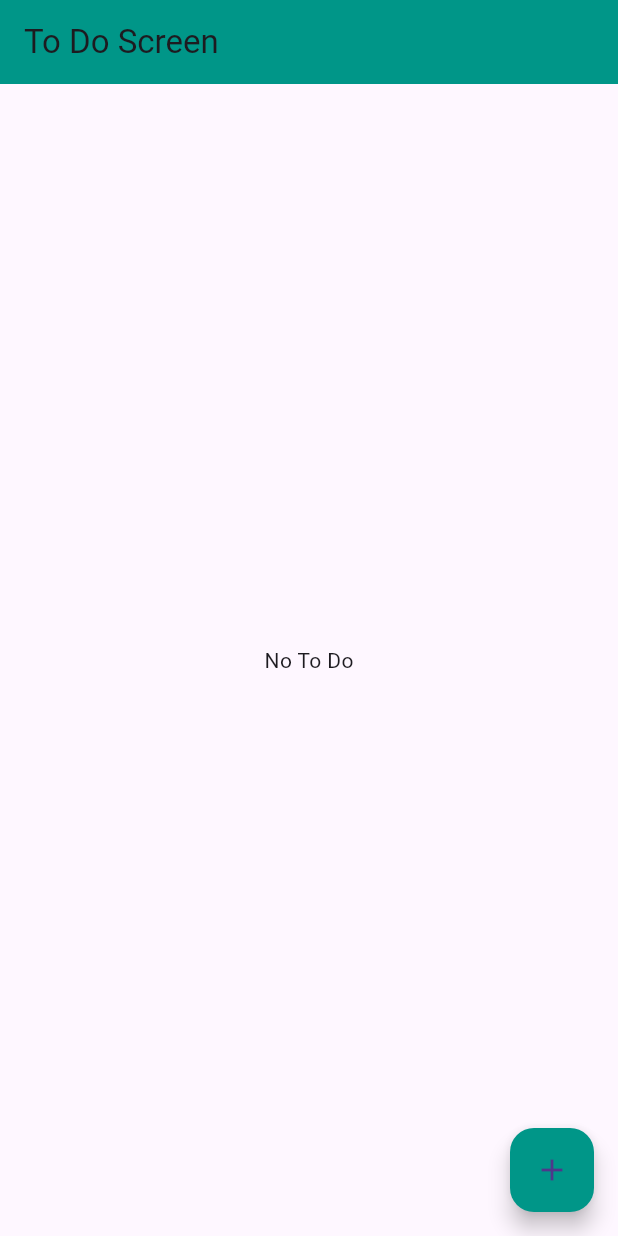
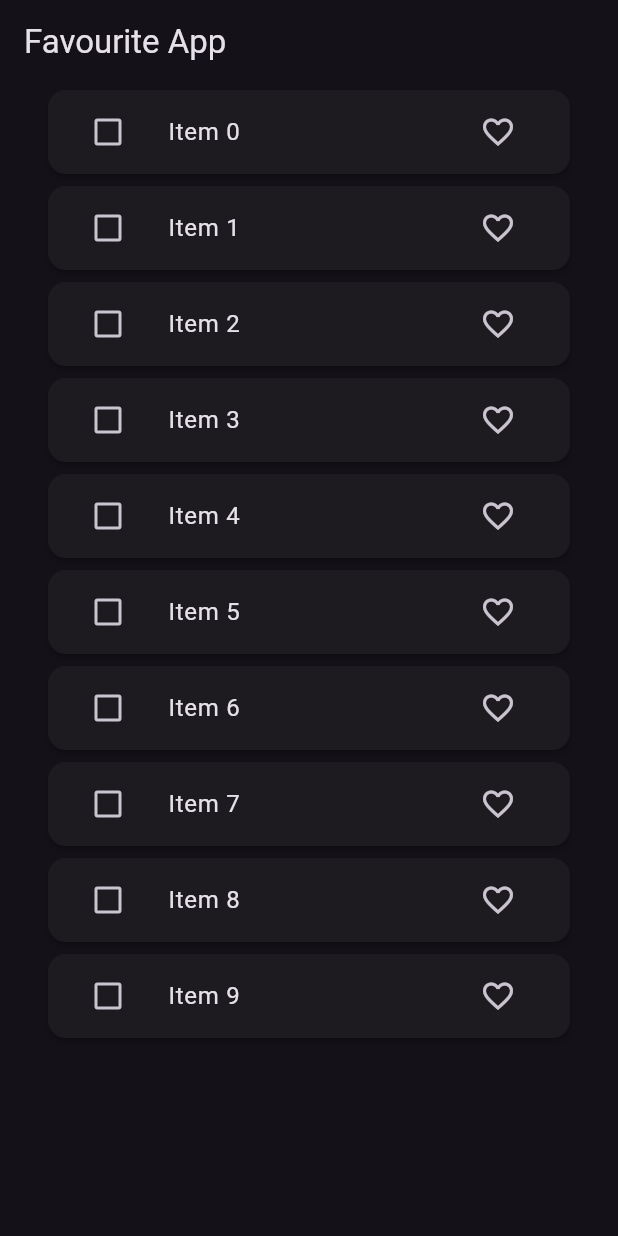
Before and after one commit to anees-dahot/bloc_tutorials, a Flutter app: the screen it shows after launch, on a phone screen of 412 x 824 dp. Run offline on Flutter 3.47's test engine with Material 3 defaults, Android fonts, the phone set to English and light mode, and no system bars; our stand-ins replace bloc, connectivity_plus, equatable, flutter_bloc, image_picker, permission_handler.

Commit message:
favourite app

```diff
--- /dev/null
+++ b/lib/favourite app/bloc/favourite_bloc.dart
@@ -0,0 +1,76 @@
+// ignore_for_file: public_member_api_docs, sort_constructors_first
+import 'dart:async';
+
+import 'package:bloc/bloc.dart';
+import 'package:equatable/equatable.dart';
+
+import 'package:bloc_practice/favourite%20app/model/favourite_items.dart';
+import 'package:bloc_practice/favourite%20app/repository/favourite_repository.dart';
+part 'favourite_event.dart';
+part 'favourite_state.dart';
+
+class FavouriteBloc extends Bloc<FavouriteEvent, FavouriteState> {
+  FavouriteRepository favouriteRepository;
+  List<FavouriteItemsModel> favouriteItems = [];
+  List<FavouriteItemsModel> temFavouriteItems = [];
+  FavouriteBloc(
+    this.favouriteRepository,
+  ) : super(FavouriteInitial()) {
+    on<FavouriteInitialEvent>(favouriteInitialEvent);
+    on<MakeItemFavourite>(makeItemFavourite);
+    on<SelectItem>(selectItem);
+    on<UnSelectItem>(unSelectItem);
+    on<DeleteItem>(deleteItem);
+  }
+
+  FutureOr<void> favouriteInitialEvent(
+      FavouriteInitialEvent event, Emitter<FavouriteState> emit) async {
+    emit(LoadingState());
+    await Future.delayed(const Duration(seconds: 2));
+    favouriteItems = await favouriteRepository.getItems();
+    emit(DataLoadedState(items: favouriteItems));
+  }
+
+  FutureOr<void> makeItemFavourite(
+      MakeItemFavourite event, Emitter<FavouriteState> emit) {
+    event.itemsModel.isFavourite = !event.itemsModel.isFavourite;
+    int index = favouriteItems.indexWhere((element) => element.id == event.itemsModel.id);
+    if(event.itemsModel.isFavourite){
+      if(temFavouriteItems.contains(favouriteItems[index])){
+        temFavouriteItems.remove(favouriteItems[index]);
+        temFavouriteItems.add(event.itemsModel);
+
+      }
+    }else{
+       if(temFavouriteItems.contains(favouriteItems[index])){
+        temFavouriteItems.remove(favouriteItems[index]);
+        temFavouriteItems.add(event.itemsModel);
+
+      }
+    }
+    emit(LoadingState());
+    emit(DataLoadedState(items: favouriteItems));
+  }
+
+  FutureOr<void> selectItem(SelectItem event, Emitter<FavouriteState> emit) {
+    temFavouriteItems.add(event.itemsModel);
+    emit(LoadingState());
+    emit(DataLoadedState(items: favouriteItems, temItems: temFavouriteItems));
+  }
+
+  FutureOr<void> unSelectItem(
+      UnSelectItem event, Emitter<FavouriteState> emit) {
+    temFavouriteItems.remove(event.itemsModel);
+    emit(LoadingState());
+    emit(DataLoadedState(items: favouriteItems, temItems: temFavouriteItems));
+  }
+
+  FutureOr<void> deleteItem(DeleteItem event, Emitter<FavouriteState> emit) {
+    for (int i = 0; i < temFavouriteItems.length; i++) {
+      favouriteItems.remove(temFavouriteItems[i]);
+    }
+    temFavouriteItems.clear();
+    emit(LoadingState());
+    emit(DataLoadedState(items: favouriteItems, temItems: temFavouriteItems));
+  }
+}
--- /dev/null
+++ b/lib/favourite app/bloc/favourite_event.dart
@@ -0,0 +1,34 @@
+// ignore_for_file: public_member_api_docs, sort_constructors_first
+part of 'favourite_bloc.dart';
+
+sealed class FavouriteEvent extends Equatable {
+  const FavouriteEvent();
+
+  @override
+  List<Object> get props => [];
+}
+
+class FavouriteInitialEvent extends FavouriteEvent {}
+
+class MakeItemFavourite extends FavouriteEvent {
+  FavouriteItemsModel itemsModel;
+  MakeItemFavourite({
+    required this.itemsModel,
+  });
+}
+
+class SelectItem extends FavouriteEvent {
+  FavouriteItemsModel itemsModel;
+  SelectItem({
+    required this.itemsModel,
+  });
+}
+
+class UnSelectItem extends FavouriteEvent {
+  FavouriteItemsModel itemsModel;
+  UnSelectItem({
+    required this.itemsModel,
+  });
+}
+
+class DeleteItem extends FavouriteEvent {}
--- /dev/null
+++ b/lib/favourite app/bloc/favourite_state.dart
@@ -0,0 +1,23 @@
+// ignore_for_file: public_member_api_docs, sort_constructors_first
+part of 'favourite_bloc.dart';
+
+sealed class FavouriteState extends Equatable {
+  const FavouriteState();
+
+  @override
+  List<Object> get props => [];
+}
+
+final class FavouriteInitial extends FavouriteState {}
+
+class LoadingState extends FavouriteState {}
+
+class DataLoadedState extends FavouriteState {
+  final List<FavouriteItemsModel> items;
+  List<FavouriteItemsModel> temItems;
+
+  DataLoadedState({
+    this.temItems = const [],
+    required this.items,
+  });
+}
--- /dev/null
+++ b/lib/favourite app/model/favourite_items.dart
@@ -0,0 +1,27 @@
+// ignore_for_file: public_member_api_docs, sort_constructors_first
+class FavouriteItemsModel {
+  final int id;
+  final String title;
+  bool isFavourite;
+  bool isDeleting;
+  FavouriteItemsModel({
+    required this.id,
+    required this.title,
+     this.isFavourite = false,
+     this.isDeleting = false,
+  });
+
+  FavouriteItemsModel copyWith({
+    int? id,
+    String? title,
+    bool? isFavourite,
+    bool? isDeleting,
+  }) {
+    return FavouriteItemsModel(
+      id: id ?? this.id,
+      title: title ?? this.title,
+      isFavourite: isFavourite ?? this.isFavourite,
+      isDeleting: isDeleting ?? this.isDeleting,
+    );
+  }
+}
--- /dev/null
+++ b/lib/favourite app/repository/favourite_repository.dart
@@ -0,0 +1,12 @@
+import 'package:bloc_practice/favourite%20app/model/favourite_items.dart';
+
+class FavouriteRepository {
+  List<FavouriteItemsModel> _generateList(int length) {
+    return List.generate(length,
+        (length) => FavouriteItemsModel(id: length, title: 'Item $length'));
+  }
+
+  Future<List<FavouriteItemsModel>> getItems() async {
+    return List.of(_generateList(10));
+  }
+}
--- /dev/null
+++ b/lib/favourite app/screens/favourite_screen.dart
@@ -0,0 +1,109 @@
+import 'package:flutter/material.dart';
+import 'package:flutter_bloc/flutter_bloc.dart';
+
+import '../bloc/favourite_bloc.dart';
+
+class FavouriteScreen extends StatefulWidget {
+  const FavouriteScreen({super.key});
+
+  @override
+  State<FavouriteScreen> createState() => _FavouriteScreenState();
+}
+
+class _FavouriteScreenState extends State<FavouriteScreen> {
+  @override
+  void initState() {
+    // TODO: implement initState
+    super.initState();
+    context.read<FavouriteBloc>().add(FavouriteInitialEvent());
+  }
+
+  @override
+  Widget build(BuildContext context) {
+    return Scaffold(
+      appBar: AppBar(
+        title: const Text('Favourite App'),
+        actions: [
+          BlocBuilder<FavouriteBloc, FavouriteState>(
+            bloc: context.read<FavouriteBloc>(),
+            builder: (context, state) {
+              return Visibility(
+                visible: state is DataLoadedState && state.temItems.isNotEmpty,
+                child: IconButton(
+                    onPressed: () {
+                      context.read<FavouriteBloc>().add(DeleteItem());
+                    },
+                    icon: Icon(
+                      Icons.delete,
+                      color: Colors.red,
+                    )),
+              );
+            },
+          )
+        ],
+      ),
+      body: BlocConsumer(
+        bloc: context.read<FavouriteBloc>(),
+        builder: (context, state) {
+          if (state is LoadingState) {
+            return const Center(
+              child: CircularProgressIndicator(
+                color: Colors.white,
+              ),
+            );
+          } else if (state is DataLoadedState) {
+            return ListView.builder(
+              itemCount: state.items.length,
+              itemBuilder: (context, index) {
+                final items = state.items[index];
+                return Padding(
+                  padding: const EdgeInsets.symmetric(horizontal: 28.0),
+                  child: Card(
+                    elevation: 2,
+                    child: ListTile(
+                      leading: Checkbox(
+                        value: state.temItems.contains(items) ? true : false,
+                        onChanged: (value) {
+                          if (value!) {
+                            context
+                                .read<FavouriteBloc>()
+                                .add(SelectItem(itemsModel: items));
+                          } else {
+                            context
+                                .read<FavouriteBloc>()
+                                .add(UnSelectItem(itemsModel: items));
+                          }
+                        },
+                      ),
+                      title: state.temItems.contains(items)
+                          ? Text(items.title,
+                              style: TextStyle(
+                                decoration: TextDecoration.lineThrough,
+                                color: Colors.red
+                              ))
+                          : Text(items.title),
+                      trailing: IconButton(
+                        icon: Icon(
+                          items.isFavourite
+                              ? Icons.favorite
+                              : Icons.favorite_outline,
+                          color: items.isFavourite ? Colors.red : null,
+                        ),
+                        onPressed: () => context
+                            .read<FavouriteBloc>()
+                            .add(MakeItemFavourite(itemsModel: items)),
+                      ),
+                    ),
+                  ),
+                );
+              },
+            );
+          } else {
+            return const SizedBox();
+          }
+        },
+        listener: (context, state) {},
+      ),
+    );
+  }
+}
--- a/lib/main.dart
+++ b/lib/main.dart
@@ -1,6 +1,9 @@
 // ignore_for_file: public_member_api_docs, sort_constructors_first
 import 'package:bloc_practice/API%20with%20bloc/features/posts/bloc/posts_bloc.dart';
 import 'package:bloc_practice/API%20with%20bloc/router/app_route.dart';
+import 'package:bloc_practice/favourite%20app/bloc/favourite_bloc.dart';
+import 'package:bloc_practice/favourite%20app/repository/favourite_repository.dart';
+import 'package:bloc_practice/favourite%20app/screens/favourite_screen.dart';
 import 'package:bloc_practice/image%20picker/screen/image_picker.dart';
 import 'package:bloc_practice/switch%20and%20slider/bloc/switch_and_slider_bloc.dart';
 import 'package:bloc_practice/switch%20and%20slider/screen/switch_slider_screen.dart';
@@ -39,13 +42,19 @@ class MyApp extends StatelessWidget {
         BlocProvider<TodoBloc>(
           create: (context) => TodoBloc(),
         ),
+        BlocProvider<FavouriteBloc>(
+          create: (context) => FavouriteBloc(FavouriteRepository()),
+        ),
 
       ],
-      child: const MaterialApp(
+      child:  MaterialApp(
         debugShowCheckedModeBanner: false,
         title: 'Simple Shop',
+        theme: ThemeData(
+brightness: Brightness.dark
+        ),
         // onGenerateRoute: appRouter.onGenerateRoutes,
-        home: ToDoScreen(),
+        home:const FavouriteScreen(),
       ),
     );
   }
```
